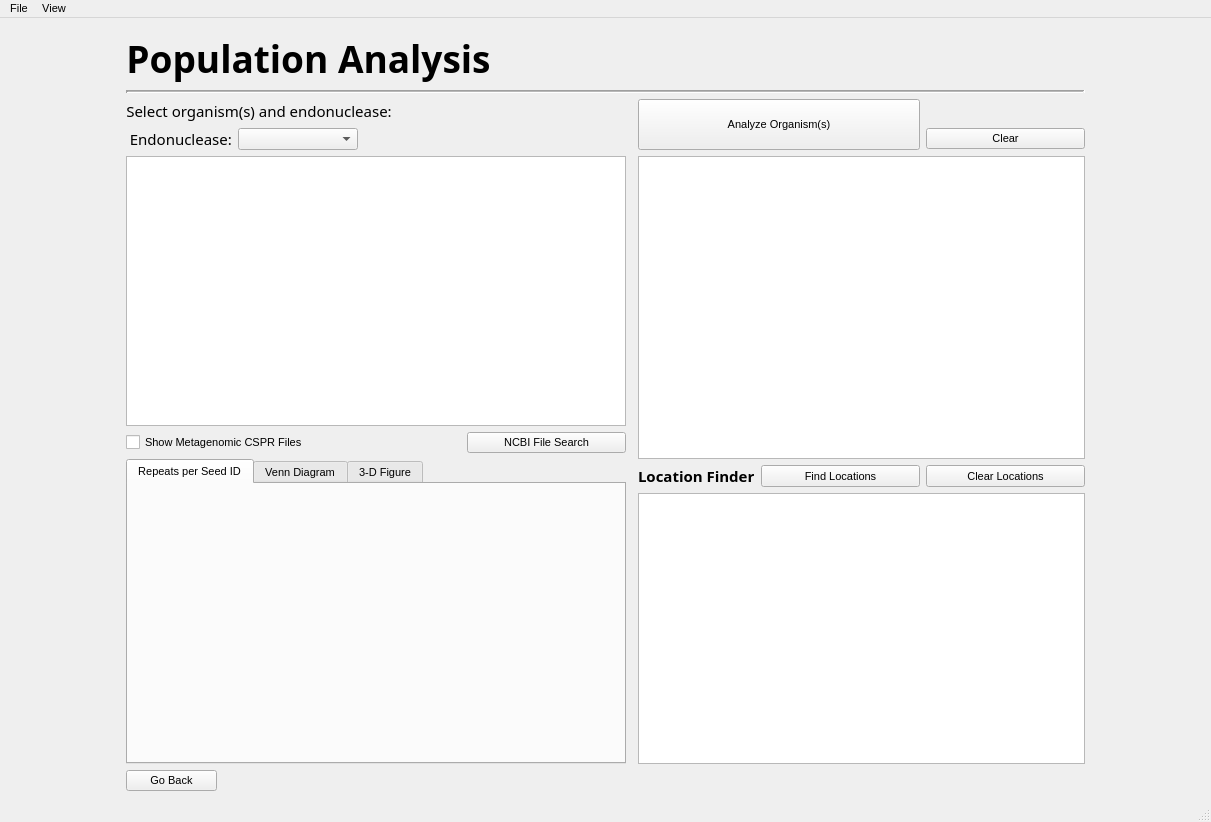
Old version of the form populationanalysis.ui in the repository TrinhLab/CASPERapp.
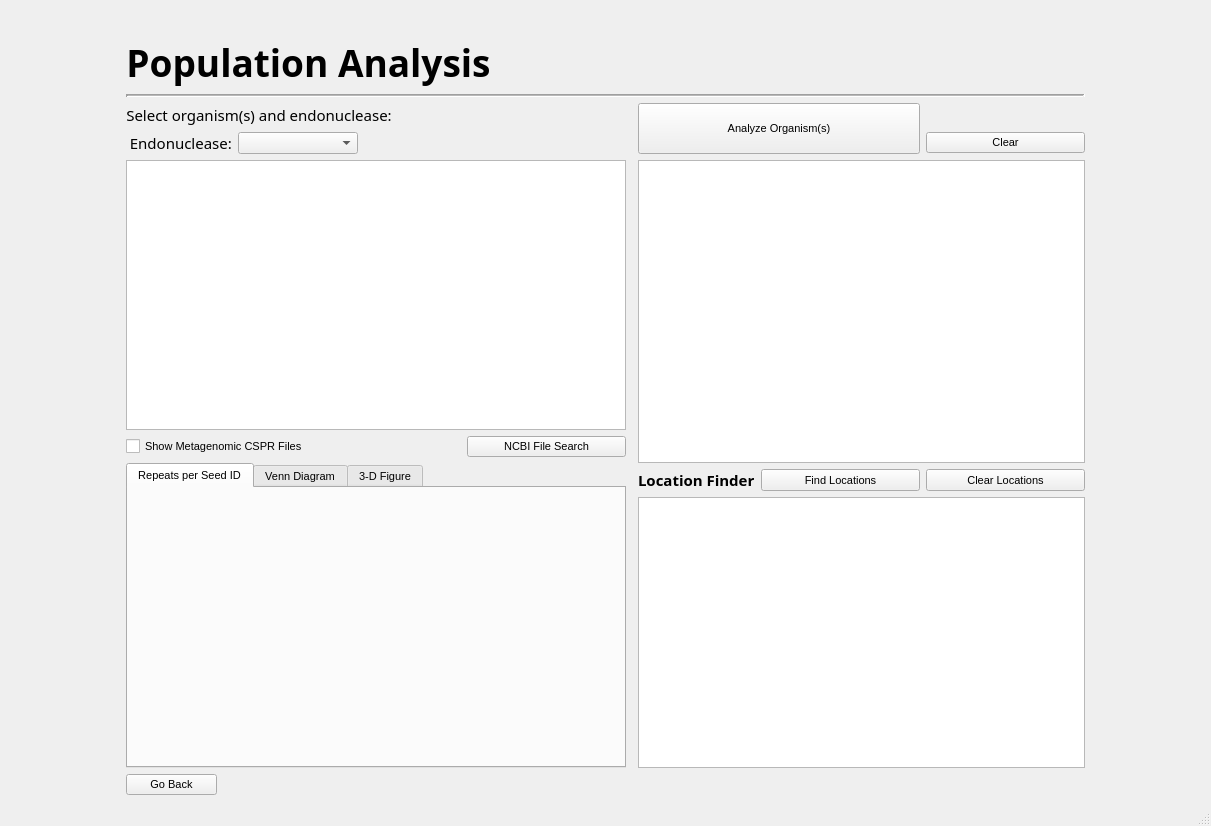
New version of the form. Custom widgets are drawn as their Qt base class.

What changed in the file:
```diff
--- a/populationanalysis.ui
+++ b/populationanalysis.ui
@@ -7,7 +7,7 @@
     <x>0</x>
     <y>0</y>
     <width>1211</width>
-    <height>822</height>
+    <height>826</height>
    </rect>
   </property>
   <property name="font">
@@ -265,6 +265,9 @@
           <property name="text">
            <string>Show Metagenomic CSPR Files</string>
           </property>
+          <property name="checkable">
+           <bool>true</bool>
+          </property>
          </widget>
         </item>
         <item row="0" column="1">
@@ -482,18 +485,6 @@
      <height>21</height>
     </rect>
    </property>
-   <widget class="QMenu" name="menuFile">
-    <property name="title">
-     <string>File</string>
-    </property>
-   </widget>
-   <widget class="QMenu" name="menuView">
-    <property name="title">
-     <string>View</string>
-    </property>
-   </widget>
-   <addaction name="menuFile"/>
-   <addaction name="menuView"/>
   </widget>
   <widget class="QStatusBar" name="statusbar"/>
   <action name="actionMetaGenome_Parser">
```
